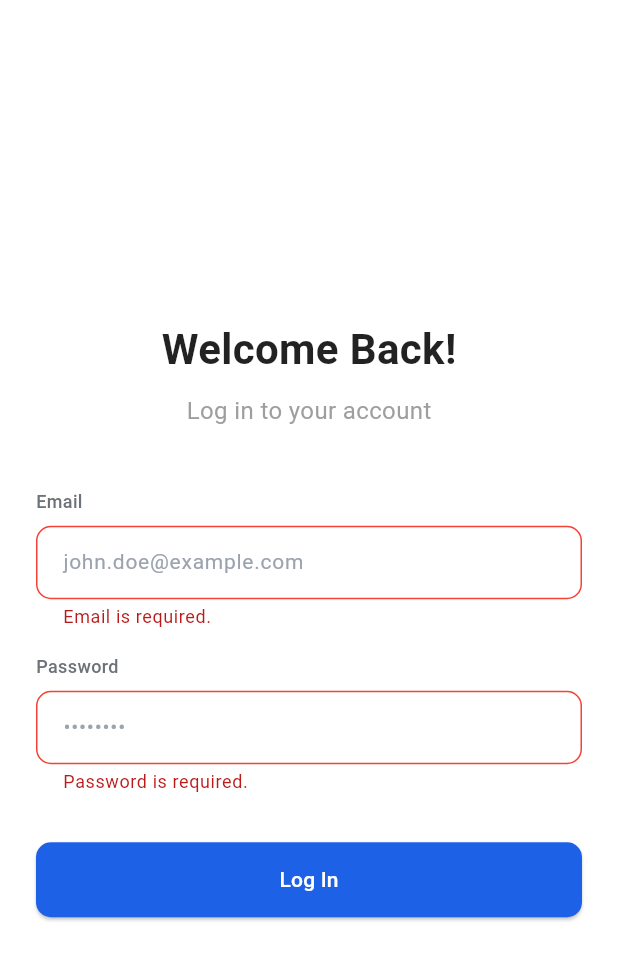
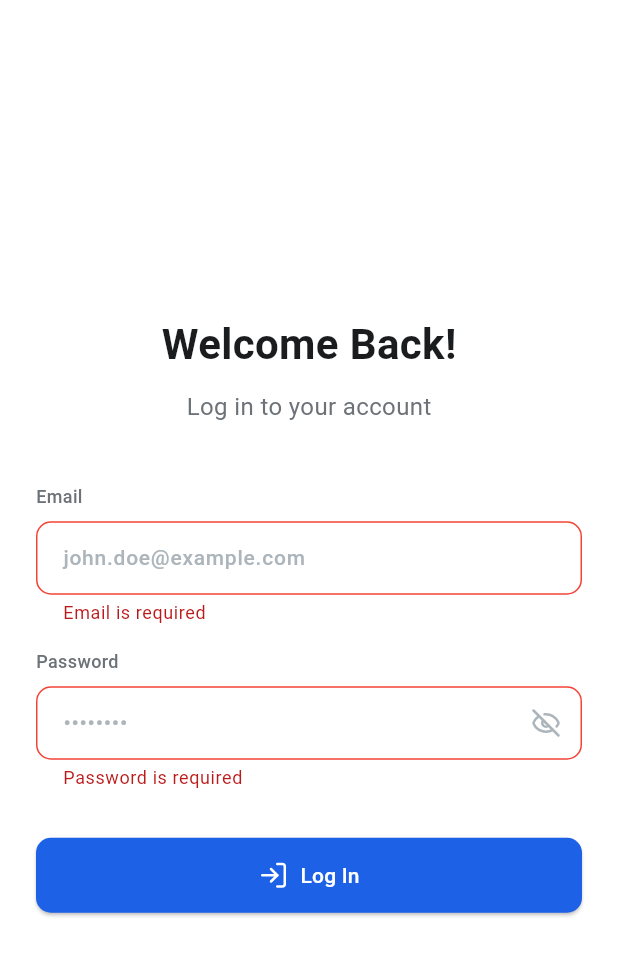
Before and after one commit to aliyansajid/rotorsync-admin, a Flutter app: the screen it shows after launch, after a tap on "Log In", on a phone screen of 412 x 824 dp. Shown: the top 960 px of the screen. Run offline on Flutter 3.47's test engine with Material 3 defaults, Android fonts, the phone set to English and light mode, and no system bars; our stand-ins replace cloud_firestore, firebase_auth, firebase_core, lucide_icons, shared_preferences; missing offline and left inert: mqtt_client; accounts and stored records are empty.

Commit message:
Extracted reusable components and fixed login issues including button, loading state, and error handling.

```diff
--- a/lib/screens/login_screen.dart
+++ b/lib/screens/login_screen.dart
@@ -1,6 +1,10 @@
 import 'package:flutter/material.dart';
 import 'package:firebase_auth/firebase_auth.dart';
+import 'package:lucide_icons/lucide_icons.dart';
 import 'package:rotorsync_admin/screens/home_screen.dart';
+import 'package:rotorsync_admin/widgets/label.dart';
+import 'package:rotorsync_admin/widgets/input_field.dart';
+import 'package:rotorsync_admin/widgets/custom_button.dart';
 
 class LoginScreen extends StatefulWidget {
   const LoginScreen({super.key});
@@ -17,14 +21,10 @@ class LoginScreenState extends State<LoginScreen> {
   final FocusNode _passwordFocusNode = FocusNode();
 
   bool _isLoading = false;
-  String? _errorMessage;
+  String? _emailError;
+  String? _passwordError;
 
   Future<void> _login() async {
-    setState(() {
-      _isLoading = true;
-      _errorMessage = null;
-    });
-
     if (!_formKey.currentState!.validate()) {
       setState(() {
         _isLoading = false;
@@ -32,9 +32,13 @@ class LoginScreenState extends State<LoginScreen> {
       return;
     }
 
+    setState(() {
+      _isLoading = true;
+      _emailError = null;
+      _passwordError = null;
+    });
+
     try {
-      print("Logging in with email: ${_emailController.text}"); // Debugging Log
-
       await FirebaseAuth.instance.signInWithEmailAndPassword(
         email: _emailController.text.trim(),
         password: _passwordController.text.trim(),
@@ -42,45 +46,22 @@ class LoginScreenState extends State<LoginScreen> {
 
       if (!mounted) return;
 
-      print("Login Successful"); // Debugging Log
-
-      setState(() {
-        _isLoading = false;
-      });
-
-      // Navigate to home screen
       Navigator.pushReplacement(
         context,
         MaterialPageRoute(builder: (context) => const HomeScreen()),
       );
     } on FirebaseAuthException catch (e) {
-      print("Login Failed: ${e.code}"); // Debugging Log
-
       setState(() {
         _isLoading = false;
-        switch (e.code) {
-          case 'user-not-found':
-            _errorMessage = "No user found with this email.";
-            break;
-          case 'wrong-password':
-            _errorMessage = "Incorrect password. Please try again.";
-            break;
-          case 'invalid-email':
-            _errorMessage = "The email address is not valid.";
-            break;
-          case 'user-disabled':
-            _errorMessage = "This account has been disabled.";
-            break;
-          default:
-            _errorMessage = "An error occurred. Please try again later.";
+        if (e.code == 'user-not-found' ||
+            e.code == 'wrong-password' ||
+            e.code == 'invalid-credential') {
+          _emailError = "Invalid email or password";
+          _passwordError = "Invalid email or password";
+        } else {
+          _emailError = null;
+          _passwordError = "An error occurred. Please try again.";
         }
-      });
-    } catch (e) {
-      print("Unknown error occurred: $e"); // Debugging Log
-
-      setState(() {
-        _isLoading = false;
-        _errorMessage = "An unexpected error occurred. Please try again.";
       });
     }
   }
@@ -111,7 +92,7 @@ class LoginScreenState extends State<LoginScreen> {
                             style: TextStyle(
                               fontSize: 28,
                               fontWeight: FontWeight.bold,
-                              color: Colors.black87,
+                              color: Color(0xFF1A1C1E),
                             ),
                           ),
                           SizedBox(height: 10),
@@ -119,83 +100,76 @@ class LoginScreenState extends State<LoginScreen> {
                             "Log in to your account",
                             style: TextStyle(
                               fontSize: 16,
-                              color: Colors.grey,
+                              color: Color(0xFF6C7278),
                             ),
                           ),
                         ],
                       ),
                     ),
                     const SizedBox(height: 40),
-                    _buildLabel("Email"),
+                    const Label(text: "Email"),
                     const SizedBox(height: 8),
-                    _buildInputField(
+                    InputField(
                       controller: _emailController,
                       hintText: "john.doe@example.com",
                       focusNode: _emailFocusNode,
                       keyboardType: TextInputType.emailAddress,
                       validator: (value) {
                         if (value == null || value.isEmpty) {
-                          return "Email is required.";
+                          return "Email is required";
                         }
-                        return null;
+                        return _emailError;
                       },
                     ),
+                    if (_emailError != null)
+                      Padding(
+                        padding: const EdgeInsets.only(top: 4.0),
+                        child: Text(
+                          _emailError!,
+                          style:
+                              const TextStyle(color: Colors.red, fontSize: 12),
+                        ),
+                      ),
                     const SizedBox(height: 16),
-                    _buildLabel("Password"),
+                    const Label(text: "Password"),
                     const SizedBox(height: 8),
-                    _buildInputField(
+                    InputField(
                       controller: _passwordController,
                       hintText: "••••••••",
                       focusNode: _passwordFocusNode,
                       isPassword: true,
                       validator: (value) {
                         if (value == null || value.isEmpty) {
-                          return "Password is required.";
+                          return "Password is required";
                         }
-                        return null;
+                        return _passwordError;
                       },
                     ),
-                    const SizedBox(height: 32),
-                    if (_errorMessage != null)
-                      Center(
+                    if (_passwordError != null)
+                      Padding(
+                        padding: const EdgeInsets.only(top: 4.0),
                         child: Text(
-                          _errorMessage!,
-                          style: const TextStyle(
-                            color: Colors.red,
-                            fontSize: 14,
-                          ),
+                          _passwordError!,
+                          style:
+                              const TextStyle(color: Colors.red, fontSize: 12),
                         ),
                       ),
-                    if (_errorMessage != null) const SizedBox(height: 20),
-                    SizedBox(
-                      width: double.infinity,
-                      height: 50,
-                      child: ElevatedButton(
-                        style: ElevatedButton.styleFrom(
-                          shape: RoundedRectangleBorder(
-                            borderRadius: BorderRadius.circular(10),
-                          ),
-                          backgroundColor: const Color(0xFF1D61E7),
-                        ),
-                        onPressed: _isLoading ? null : _login,
-                        child: _isLoading
-                            ? const SizedBox(
-                                width: 24,
-                                height: 24,
-                                child: CircularProgressIndicator(
-                                  color: Colors.white,
-                                  strokeWidth: 2,
-                                ),
-                              )
-                            : const Text(
-                                "Log In",
-                                style: TextStyle(
-                                  fontSize: 14,
-                                  fontWeight: FontWeight.w500,
-                                  color: Colors.white,
-                                ),
-                              ),
-                      ),
+                    const SizedBox(height: 32),
+                    CustomButton(
+                      text: "Log In",
+                      icon: LucideIcons.logIn,
+                      isLoading: _isLoading,
+                      onPressed: _isLoading
+                          ? null
+                          : () async {
+                              setState(() {
+                                _isLoading = true;
+                              });
+                              await _login();
+                              setState(() {
+                                _isLoading = false;
+                              });
+                            },
                     ),
                   ],
                 ),
@@ -206,82 +180,4 @@ class LoginScreenState extends State<LoginScreen> {
       ),
     );
   }
-
-  Widget _buildLabel(String labelText) {
-    return Text(
-      labelText,
-      style: const TextStyle(
-        fontSize: 12,
-        fontWeight: FontWeight.w500,
-        color: Color(0xFF6C7278),
-      ),
-    );
-  }
-
-  Widget _buildInputField({
-    required TextEditingController controller,
-    required String hintText,
-    FocusNode? focusNode,
-    TextInputType keyboardType = TextInputType.text,
-    bool isPassword = false,
-    String? Function(String?)? validator,
-  }) {
-    return TextFormField(
-      controller: controller,
-      focusNode: focusNode,
-      obscureText: isPassword,
-      keyboardType: keyboardType,
-      validator: validator,
-      cursorColor: Colors.black,
-      decoration: InputDecoration(
-        hintText: hintText,
-        hintStyle: const TextStyle(
-          color: Color(0xFF9CA3AF),
-          fontSize: 14,
-        ),
-        filled: true,
-        fillColor: Colors.white,
-        border: OutlineInputBorder(
-          borderRadius: BorderRadius.circular(10),
-          borderSide: const BorderSide(
-            color: Color(0xFFEDF1F3),
-          ),
-        ),
-        enabledBorder: OutlineInputBorder(
-          borderRadius: BorderRadius.circular(10),
-          borderSide: const BorderSide(
-            color: Color(0xFFEDF1F3),
-          ),
-        ),
-        focusedBorder: OutlineInputBorder(
-          borderRadius: BorderRadius.circular(10),
-          borderSide: const BorderSide(
-            color: Color(0xFF1D61E7),
-            width: 2,
-          ),
-        ),
-        errorBorder: OutlineInputBorder(
-          borderRadius: BorderRadius.circular(10),
-          borderSide: const BorderSide(
-            color: Colors.red,
-          ),
-        ),
-        focusedErrorBorder: OutlineInputBorder(
-          borderRadius: BorderRadius.circular(10),
-          borderSide: const BorderSide(
-            color: Colors.red,
-            width: 2,
-          ),
-        ),
-        contentPadding: const EdgeInsets.symmetric(
-          horizontal: 14,
-          vertical: 14,
-        ),
-      ),
-      style: const TextStyle(
-        fontSize: 14,
-        color: Color(0xFF1A1C1E),
-      ),
-    );
-  }
 }
--- /dev/null
+++ b/lib/widgets/custom_button.dart
@@ -0,0 +1,68 @@
+import 'package:flutter/material.dart';
+
+class CustomButton extends StatelessWidget {
+  final String text;
+  final IconData icon;
+  final bool isLoading;
+  final VoidCallback? onPressed;
+
+  const CustomButton({
+    super.key,
+    required this.text,
+    required this.icon,
+    required this.isLoading,
+    required this.onPressed,
+  });
+
+  @override
+  Widget build(BuildContext context) {
+    return SizedBox(
+      width: double.infinity,
+      height: 56,
+      child: Stack(
+        children: [
+          ElevatedButton(
+            style: ElevatedButton.styleFrom(
+              shape: RoundedRectangleBorder(
+                borderRadius: BorderRadius.circular(10),
+              ),
+              backgroundColor:
+                  isLoading ? const Color(0xFFEDF1F3) : const Color(0xFF1D61E7),
+              minimumSize: const Size(double.infinity, 50),
+            ),
+            onPressed: isLoading
+                ? null
+                : () {
+                    print("CustomButton pressed!"); // Debugging print
+                    onPressed?.call(); // Safely call the function
+                  },
+            child: isLoading
+                ? const SizedBox(
+                    width: 24,
+                    height: 24,
+                    child: CircularProgressIndicator(
+                      color: Colors.white,
+                      strokeWidth: 2,
+                    ),
+                  )
+                : Row(
+                    mainAxisSize: MainAxisSize.min,
+                    children: [
+                      Icon(icon, color: Colors.white, size: 20),
+                      const SizedBox(width: 8),
+                      Text(
+                        text,
+                        style: const TextStyle(
+                          fontSize: 14,
+                          fontWeight: FontWeight.w500,
+                          color: Colors.white,
+                        ),
+                      ),
+                    ],
+                  ),
+          ),
+        ],
+      ),
+    );
+  }
+}
--- /dev/null
+++ b/lib/widgets/input_field.dart
@@ -0,0 +1,110 @@
+import 'package:flutter/material.dart';
+import 'package:lucide_icons/lucide_icons.dart';
+
+class InputField extends StatefulWidget {
+  final TextEditingController controller;
+  final String hintText;
+  final FocusNode? focusNode;
+  final TextInputType keyboardType;
+  final bool isPassword;
+  final String? Function(String?)? validator;
+
+  const InputField({
+    super.key,
+    required this.controller,
+    required this.hintText,
+    this.focusNode,
+    this.keyboardType = TextInputType.text,
+    this.isPassword = false,
+    this.validator,
+  });
+
+  @override
+  InputFieldState createState() => InputFieldState();
+}
+
+class InputFieldState extends State<InputField> {
+  late bool _isPasswordVisible;
+
+  @override
+  void initState() {
+    super.initState();
+    _isPasswordVisible = widget.isPassword ? false : true;
+  }
+
+  @override
+  Widget build(BuildContext context) {
+    return TextFormField(
+      controller: widget.controller,
+      focusNode: widget.focusNode,
+      obscureText: widget.isPassword && !_isPasswordVisible,
+      keyboardType: widget.keyboardType,
+      validator: widget.validator,
+      cursorColor: Colors.black,
+      decoration: InputDecoration(
+        hintText: widget.hintText,
+        hintStyle: const TextStyle(
+          color: Color(0xFFACB5BB),
+          fontSize: 14,
+        ),
+        filled: true,
+        fillColor: Colors.white,
+        border: OutlineInputBorder(
+          borderRadius: BorderRadius.circular(10),
+          borderSide: const BorderSide(
+            color: Color(0xFFEDF1F3),
+          ),
+        ),
+        suffixIcon: widget.isPassword
+            ? IconButton(
+                icon: Icon(
+                  _isPasswordVisible ? LucideIcons.eye : LucideIcons.eyeOff,
+                  color: const Color(0xFFACB5BB),
+                  size: 20,
+                ),
+                onPressed: () {
+                  setState(() {
+                    _isPasswordVisible = !_isPasswordVisible;
+                  });
+                },
+              )
+            : null,
+        enabledBorder: OutlineInputBorder(
+          borderRadius: BorderRadius.circular(10),
+          borderSide: const BorderSide(
+            color: Color(0xFFEDF1F3),
+          ),
+        ),
+        focusedBorder: OutlineInputBorder(
+          borderRadius: BorderRadius.circular(10),
+          borderSide: const BorderSide(
+            color: Color(0xFF1D61E7),
+            width: 2,
+          ),
+        ),
+        errorBorder: OutlineInputBorder(
+          borderRadius: BorderRadius.circular(10),
+          borderSide: const BorderSide(
+            color: Colors.red,
+          ),
+        ),
+        focusedErrorBorder: OutlineInputBorder(
+          borderRadius: BorderRadius.circular(10),
+          borderSide: const BorderSide(
+            color: Colors.red,
+            width: 2,
+          ),
+        ),
+        contentPadding: const EdgeInsets.symmetric(
+          horizontal: 14,
+          vertical: 14,
+        ),
+      ),
+      style: const TextStyle(
+        fontSize: 14,
+        fontWeight: FontWeight.w500,
+        color: Color(0xFF1A1C1E),
+      ),
+    );
+  }
+}
--- /dev/null
+++ b/lib/widgets/label.dart
@@ -0,0 +1,19 @@
+import 'package:flutter/material.dart';
+
+class Label extends StatelessWidget {
+  final String text;
+
+  const Label({super.key, required this.text});
+
+  @override
+  Widget build(BuildContext context) {
+    return Text(
+      text,
+      style: const TextStyle(
+        fontSize: 12,
+        fontWeight: FontWeight.w500,
+        color: Color(0xFF6C7278),
+      ),
+    );
+  }
+}
--- a/pubspec.yaml
+++ b/pubspec.yaml
@@ -18,6 +18,7 @@ dependencies:
   cloud_firestore: ^5.6.2
   mqtt_client: ^10.5.1
   shared_preferences: ^2.4.0
+  lucide_icons: ^0.257.0
 
 dev_dependencies:
   flutter_test:
```
Also changed, not shown: pubspec.lock.
